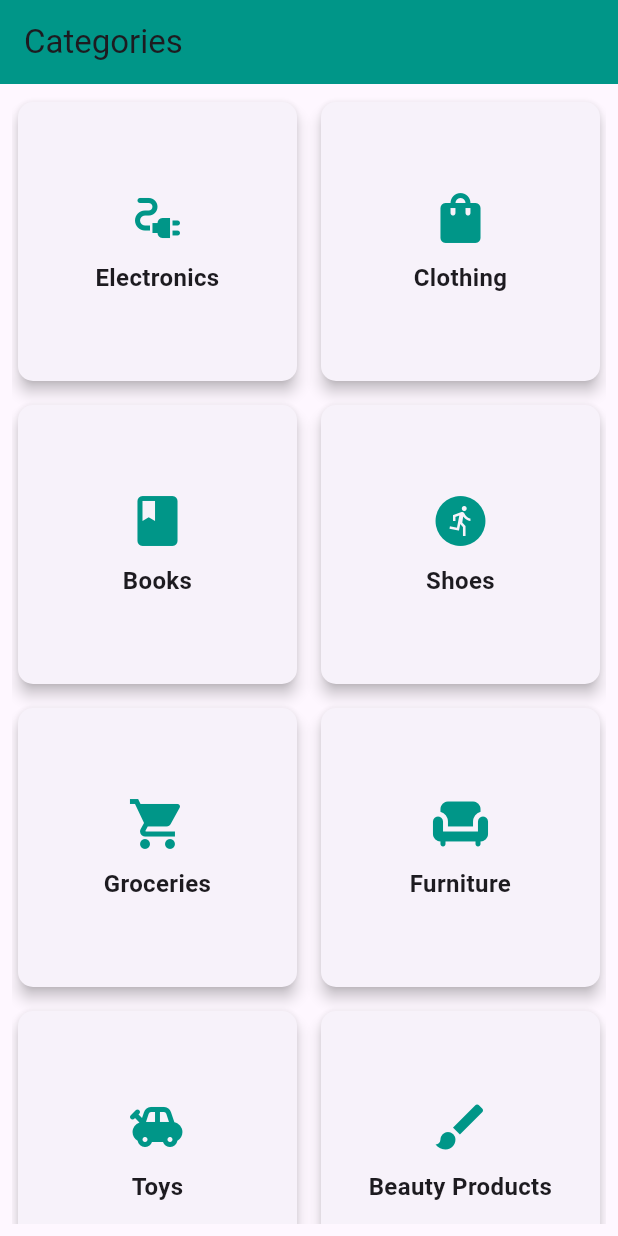
After one commit to zegment-datalabs/VAN-App, a Flutter app: the CategoryPage screen opened directly, on a phone screen of 412 x 824 dp. The commit adds this screen. Run offline on Flutter 3.47's test engine with Material 3 defaults, Android fonts, the phone set to English and light mode, and no system bars; our stand-ins replace cloud_firestore, firebase_auth, firebase_core, firebase_storage, image_picker; accounts and stored records are empty.

Commit message:
create the categorypage

```diff
--- /dev/null
+++ b/lib/categorypage.dart
@@ -0,0 +1,75 @@
+import 'package:flutter/material.dart';
+
+class CategoryPage extends StatelessWidget {
+  const CategoryPage({super.key});
+
+  @override
+  Widget build(BuildContext context) {
+    // Define categories with titles and icons
+    final List<Map<String, dynamic>> categories = [
+      {'title': 'Electronics', 'icon': Icons.electrical_services},
+      {'title': 'Clothing', 'icon': Icons.shopping_bag},
+      {'title': 'Books', 'icon': Icons.book},
+      {'title': 'Shoes', 'icon': Icons.run_circle},
+      {'title': 'Groceries', 'icon': Icons.local_grocery_store},
+      {'title': 'Furniture', 'icon': Icons.chair},
+      {'title': 'Toys', 'icon': Icons.toys},
+      {'title': 'Beauty Products', 'icon': Icons.brush},
+    ];
+
+    return Scaffold(
+      appBar: AppBar(
+        title: const Text('Categories'),
+        backgroundColor: Colors.teal,
+      ),
+      body: Padding(
+        padding: const EdgeInsets.all(8.0),
+        child: GridView.builder(
+          gridDelegate: const SliverGridDelegateWithFixedCrossAxisCount(
+            crossAxisCount: 2, // Number of columns
+            crossAxisSpacing: 8.0,
+            mainAxisSpacing: 8.0,
+            childAspectRatio: 1.0,
+          ),
+          itemCount: categories.length,
+          itemBuilder: (context, index) {
+            final category = categories[index];
+            return Card(
+              elevation: 4.0,
+              shape: RoundedRectangleBorder(
+                borderRadius: BorderRadius.circular(10.0),
+              ),
+              child: InkWell(
+                onTap: () {
+                  ScaffoldMessenger.of(context).showSnackBar(
+                    SnackBar(content: Text('Selected: ${category['title']}')),
+                  );
+                  // Navigate to category-specific page if required
+                },
+                child: Column(
+                  mainAxisAlignment: MainAxisAlignment.center,
+                  children: [
+                    Icon(
+                      category['icon'],
+                      size: 40.0,
+                      color: Colors.teal,
+                    ),
+                    const SizedBox(height: 8.0),
+                    Text(
+                      category['title'],
+                      textAlign: TextAlign.center,
+                      style: const TextStyle(
+                        fontSize: 16.0,
+                        fontWeight: FontWeight.bold,
+                      ),
+                    ),
+                  ],
+                ),
+              ),
+            );
+          },
+        ),
+      ),
+    );
+  }
+}
```
Also changed, not shown: lib/ProductPage.dart (added, +142 -0 lines), lib/login_page.dart (+13 -12 lines), 1 other file.
